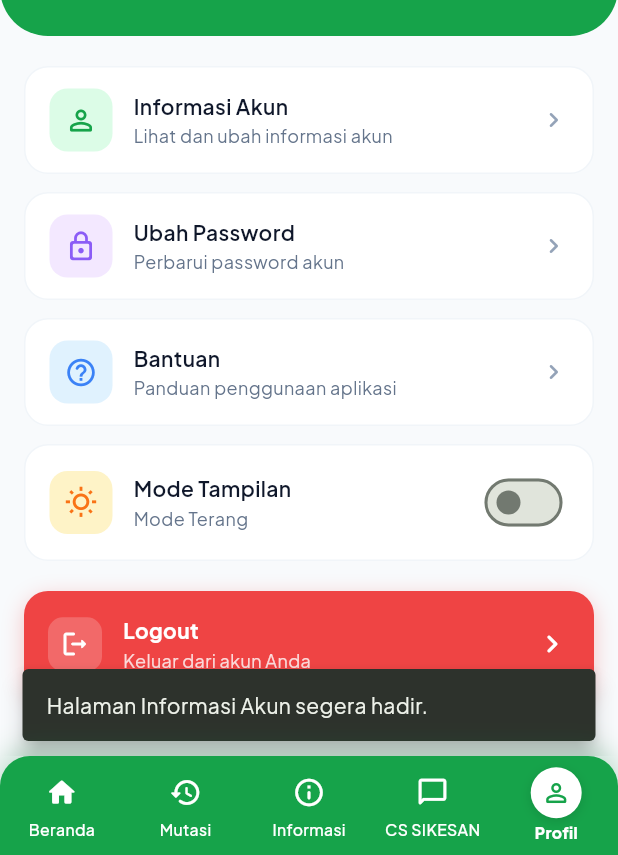
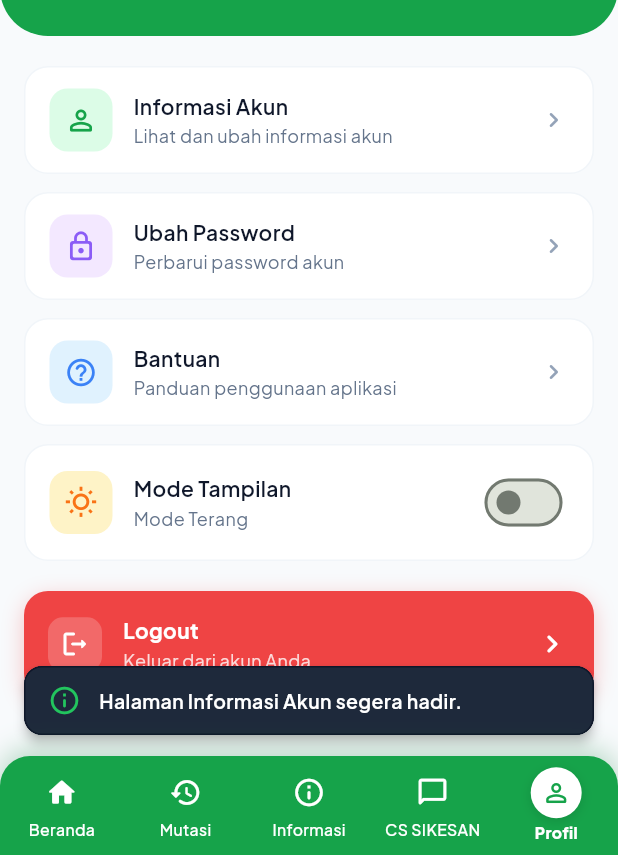
Before and after one commit to RijalSolehudin/mobile-sikesan-flutter, a Flutter app: the ProfileScreen screen opened by its route, after a tap on "Informasi Akun", on a phone screen of 412 x 824 dp, the part 381-1236 px from its top. Run offline on Flutter 3.47's test engine with Material 3 defaults, Android fonts, the phone set to English and light mode, and no system bars; our stand-ins replace dio, equatable, fl_chart, flutter_bloc, flutter_secure_storage, freezed_annotation and 8 more; accounts and stored records are empty; network calls fail.

Commit message:
feat(ui): implement AppSnackBar auto-clear and SnackBarCleanupObserver on navigation

```diff
--- /dev/null
+++ b/lib/core/navigation/snackbar_cleanup_observer.dart
@@ -0,0 +1,37 @@
+import 'package:flutter/widgets.dart';
+import 'navigation_keys.dart';
+
+/// NavigatorObserver that automatically dismisses any active or queued
+/// SnackBars whenever route navigation occurs (push, pop, or replace).
+///
+/// This eliminates "phantom" SnackBars that linger across different screens,
+/// providing an optimal and non-intrusive user experience.
+class SnackBarCleanupObserver extends NavigatorObserver {
+  void _clearSnackBars() {
+    rootScaffoldMessengerKey.currentState?.clearSnackBars();
+  }
+
+  @override
+  void didPush(Route<dynamic> route, Route<dynamic>? previousRoute) {
+    super.didPush(route, previousRoute);
+    _clearSnackBars();
+  }
+
+  @override
+  void didPop(Route<dynamic> route, Route<dynamic>? previousRoute) {
+    super.didPop(route, previousRoute);
+    _clearSnackBars();
+  }
+
+  @override
+  void didReplace({Route<dynamic>? newRoute, Route<dynamic>? oldRoute}) {
+    super.didReplace(newRoute: newRoute, oldRoute: oldRoute);
+    _clearSnackBars();
+  }
+
+  @override
+  void didRemove(Route<dynamic> route, Route<dynamic>? previousRoute) {
+    super.didRemove(route, previousRoute);
+    _clearSnackBars();
+  }
+}
--- /dev/null
+++ b/lib/core/widgets/app_snackbar.dart
@@ -0,0 +1,230 @@
+import 'package:flutter/material.dart';
+import '../navigation/navigation_keys.dart';
+import '../theme/app_colors.dart';
+
+enum SnackBarType { success, error, warning, info }
+
+/// Standardized, best-practice SnackBar helper for SIKESAN.
+///
+/// Features:
+/// - Automatically calls [clearSnackBars] before showing a new SnackBar,
+///   preventing unwanted message queuing when buttons are tapped multiple times.
+/// - Distinct styling, colors, and iconography per [SnackBarType].
+/// - Clean architecture decoupled from any specific screen.
+class AppSnackBar {
+  AppSnackBar._();
+
+  static const Duration _defaultDuration = Duration(milliseconds: 2500);
+
+  /// Shows a customized SnackBar with auto-clear of previous snackbars.
+  static void show(
+    BuildContext? context, {
+    required String message,
+    SnackBarType type = SnackBarType.info,
+    Duration? duration,
+    String? actionLabel,
+    VoidCallback? onAction,
+  }) {
+    final messenger = (context != null && context.mounted)
+        ? ScaffoldMessenger.maybeOf(context) ?? rootScaffoldMessengerKey.currentState
+        : rootScaffoldMessengerKey.currentState;
+
+    if (messenger == null) return;
+
+    // 1. Immediately purge any active or queued snackbars
+    messenger.clearSnackBars();
+
+    // 2. Select visual appearance based on type
+    final config = _getStyle(type);
+
+    final snackBar = SnackBar(
+      behavior: SnackBarBehavior.floating,
+      elevation: 3,
+      margin: const EdgeInsets.symmetric(horizontal: 16, vertical: 14),
+      padding: const EdgeInsets.symmetric(horizontal: 16, vertical: 12),
+      backgroundColor: config.backgroundColor,
+      duration: duration ?? _defaultDuration,
+      dismissDirection: DismissDirection.horizontal,
+      shape: RoundedRectangleBorder(
+        borderRadius: BorderRadius.circular(12),
+        side: BorderSide(color: config.borderColor, width: 1),
+      ),
+      content: Row(
+        children: [
+          Icon(
+            config.icon,
+            color: config.iconColor,
+            size: 22,
+          ),
+          const SizedBox(width: 12),
+          Expanded(
+            child: Text(
+              message,
+              style: const TextStyle(
+                color: Colors.white,
+                fontSize: 13,
+                fontWeight: FontWeight.w600,
+                height: 1.3,
+              ),
+              maxLines: 3,
+              overflow: TextOverflow.ellipsis,
+            ),
+          ),
+          if (actionLabel != null && onAction != null) ...[
+            const SizedBox(width: 8),
+            TextButton(
+              onPressed: () {
+                messenger.hideCurrentSnackBar();
+                onAction();
+              },
+              style: TextButton.styleFrom(
+                padding: const EdgeInsets.symmetric(horizontal: 8, vertical: 4),
+                minimumSize: Size.zero,
+                tapTargetSize: MaterialTapTargetSize.shrinkWrap,
+              ),
+              child: Text(
+                actionLabel,
+                style: const TextStyle(
+                  color: Colors.white,
+                  fontWeight: FontWeight.w700,
+                  fontSize: 12,
+                  decoration: TextDecoration.underline,
+                ),
+              ),
+            ),
+          ],
+        ],
+      ),
+    );
+
+    // 3. Present the new snackbar immediately
+    messenger.showSnackBar(snackBar);
+  }
+
+  /// Convenience method for error notifications
+  static void showError(
+    BuildContext? context,
+    String message, {
+    Duration? duration,
+    String? actionLabel,
+    VoidCallback? onAction,
+  }) {
+    show(
+      context,
+      message: message,
+      type: SnackBarType.error,
+      duration: duration,
+      actionLabel: actionLabel,
+      onAction: onAction,
+    );
+  }
+
+  /// Convenience method for success notifications
+  static void showSuccess(
+    BuildContext? context,
+    String message, {
+    Duration? duration,
+    String? actionLabel,
+    VoidCallback? onAction,
+  }) {
+    show(
+      context,
+      message: message,
+      type: SnackBarType.success,
+      duration: duration,
+      actionLabel: actionLabel,
+      onAction: onAction,
+    );
+  }
+
+  /// Convenience method for warning notifications
+  static void showWarning(
+    BuildContext? context,
+    String message, {
+    Duration? duration,
+    String? actionLabel,
+    VoidCallback? onAction,
+  }) {
+    show(
+      context,
+      message: message,
+      type: SnackBarType.warning,
+      duration: duration,
+      actionLabel: actionLabel,
+      onAction: onAction,
+    );
+  }
+
+  /// Convenience method for informational notifications
+  static void showInfo(
+    BuildContext? context,
+    String message, {
+    Duration? duration,
+    String? actionLabel,
+    VoidCallback? onAction,
+  }) {
+    show(
+      context,
+      message: message,
+      type: SnackBarType.info,
+      duration: duration,
+      actionLabel: actionLabel,
+      onAction: onAction,
+    );
+  }
+
+  /// Immediately clear all active and pending SnackBars
+  static void clear(BuildContext? context) {
+    final messenger = (context != null && context.mounted)
+        ? ScaffoldMessenger.maybeOf(context) ?? rootScaffoldMessengerKey.currentState
+        : rootScaffoldMessengerKey.currentState;
+    messenger?.clearSnackBars();
+  }
+
+  static _SnackBarConfig _getStyle(SnackBarType type) {
+    switch (type) {
+      case SnackBarType.error:
+        return const _SnackBarConfig(
+          backgroundColor: Color(0xFFDC2626), // Tailwind Red 600
+          borderColor: Color(0xFFB91C1C),
+          iconColor: Colors.white,
+          icon: Icons.error_outline_rounded,
+        );
+      case SnackBarType.success:
+        return const _SnackBarConfig(
+          backgroundColor: Color(0xFF15803D), // Forest Green
+          borderColor: Color(0xFF166534),
+          iconColor: Colors.white,
+          icon: Icons.check_circle_outline_rounded,
+        );
+      case SnackBarType.warning:
+        return const _SnackBarConfig(
+          backgroundColor: Color(0xFFD97706), // Amber 600
+          borderColor: Color(0xFFB45309),
+          iconColor: Colors.white,
+          icon: Icons.warning_amber_rounded,
+        );
+      case SnackBarType.info:
+        return const _SnackBarConfig(
+          backgroundColor: Color(0xFF1E293B), // Slate 800
+          borderColor: Color(0xFF0F172A),
+          iconColor: AppColors.primaryLight,
+          icon: Icons.info_outline_rounded,
+        );
+    }
+  }
+}
+
+class _SnackBarConfig {
+  final Color backgroundColor;
+  final Color borderColor;
+  final Color iconColor;
+  final IconData icon;
+
+  const _SnackBarConfig({
+    required this.backgroundColor,
+    required this.borderColor,
+    required this.iconColor,
+    required this.icon,
+  });
+}
--- a/lib/features/dashboard/screen/home_screen.dart
+++ b/lib/features/dashboard/screen/home_screen.dart
@@ -4,6 +4,7 @@ import 'package:go_router/go_router.dart';
 import '../../../core/theme/app_colors.dart';
 import '../../../core/theme/app_typography.dart';
 import '../../../core/utils/currency_formatter.dart';
+import '../../../core/widgets/app_snackbar.dart';
 import '../../../data/models/menu_item_model.dart';
 import '../../auth/bloc/auth_bloc.dart';
 import '../bloc/dashboard_bloc.dart';
@@ -156,13 +157,7 @@ class _HomeScreenState extends State<HomeScreen> {
         listener: (context, state) {
           if (state.status == DashboardStatus.failure &&
               state.errorMessage != null) {
-            ScaffoldMessenger.of(context).showSnackBar(
-              SnackBar(
-                content: Text(state.errorMessage!),
-                backgroundColor: AppColors.error,
-                behavior: SnackBarBehavior.floating,
-              ),
-            );
+            AppSnackBar.showError(context, state.errorMessage!);
           }
         },
         builder: (context, state) {
--- a/lib/features/dashboard/widget/dashboard_menu_grid.dart
+++ b/lib/features/dashboard/widget/dashboard_menu_grid.dart
@@ -6,6 +6,7 @@ import '../../spp/widget/pay_spp_modal.dart';
 import '../../wallet/widget/top_up_modal.dart';
 import '../../wallet/widget/withdraw_modal.dart';
 import '../../infaq/widget/pay_infaq_modal.dart';
+import '../../../core/widgets/app_snackbar.dart';
 
 class DashboardMenuGrid extends StatelessWidget {
   final List<MenuItemModel> displayedMenus;
@@ -41,6 +42,8 @@ class DashboardMenuGrid extends StatelessWidget {
         titleLower.contains('infak') ||
         titleLower.contains('infaq')) {
       PayInfaqModal.show(context);
+    } else {
+      AppSnackBar.showInfo(context, 'Menu ${menu.title} sedang disiapkan.');
     }
   }
 
--- a/lib/features/profile/screen/profile_screen.dart
+++ b/lib/features/profile/screen/profile_screen.dart
@@ -1,6 +1,7 @@
 import 'package:flutter/material.dart';
 import 'package:flutter_bloc/flutter_bloc.dart';
 import '../../../core/theme/app_colors.dart';
+import '../../../core/widgets/app_snackbar.dart';
 import '../../auth/bloc/auth_bloc.dart';
 import '../widget/profile_header.dart';
 import '../widget/profile_menu_tile.dart';
@@ -49,13 +50,9 @@ class _ProfileScreenState extends State<ProfileScreen> {
                         title: 'Informasi Akun',
                         subtitle: 'Lihat dan ubah informasi akun',
                         onTap: () {
-                          ScaffoldMessenger.of(context).showSnackBar(
-                            const SnackBar(
-                              content: Text(
-                                'Halaman Informasi Akun segera hadir.',
-                              ),
-                              behavior: SnackBarBehavior.floating,
-                            ),
+                          AppSnackBar.showInfo(
+                            context,
+                            'Halaman Informasi Akun segera hadir.',
                           );
                         },
                       ),
@@ -67,13 +64,9 @@ class _ProfileScreenState extends State<ProfileScreen> {
                         title: 'Ubah Password',
                         subtitle: 'Perbarui password akun',
                         onTap: () {
-                          ScaffoldMessenger.of(context).showSnackBar(
-                            const SnackBar(
-                              content: Text(
-                                'Halaman Ubah Password segera hadir.',
-                              ),
-                              behavior: SnackBarBehavior.floating,
-                            ),
+                          AppSnackBar.showInfo(
+                            context,
+                            'Halaman Ubah Password segera hadir.',
                           );
                         },
                       ),
@@ -85,11 +78,9 @@ class _ProfileScreenState extends State<ProfileScreen> {
                         title: 'Bantuan',
                         subtitle: 'Panduan penggunaan aplikasi',
                         onTap: () {
-                          ScaffoldMessenger.of(context).showSnackBar(
-                            const SnackBar(
-                              content: Text('Pusat Bantuan segera hadir.'),
-                              behavior: SnackBarBehavior.floating,
-                            ),
+                          AppSnackBar.showInfo(
+                            context,
+                            'Pusat Bantuan segera hadir.',
                           );
                         },
                       ),
```
Also changed, not shown: lib/core/navigation/navigation_keys.dart (added, +9 -0 lines), lib/features/auth/screen/login_screen.dart (+5 -15 lines), lib/features/dashboard/widget/bill_history_tile.dart (+10 -20 lines), lib/features/infaq/widget/pay_infaq_modal.dart (+25 -53 lines), lib/features/information/screen/information_screen.dart (+5 -14 lines), lib/features/spp/widget/pay_spp_modal.dart (+5 -9 lines), lib/features/wallet/widget/top_up_modal.dart (+18 -36 lines), lib/features/wallet/widget/withdraw_modal.dart (+2 -7 lines), lib/main.dart (+6 -12 lines), lib/router/app_router.dart (+11 -4 lines), 1 other file.
